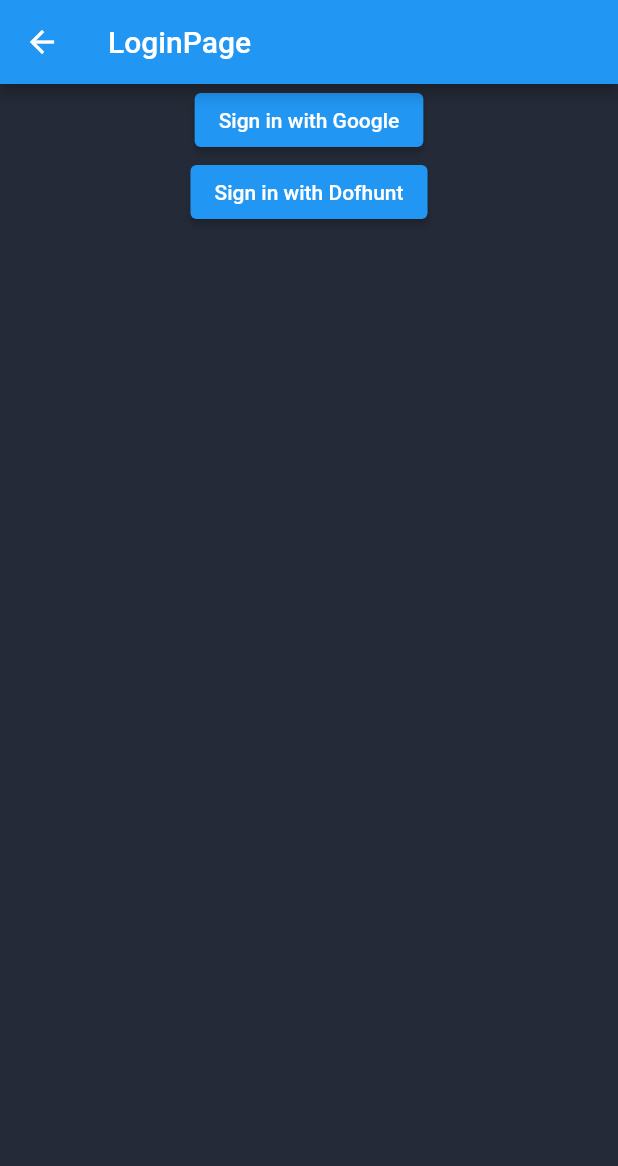
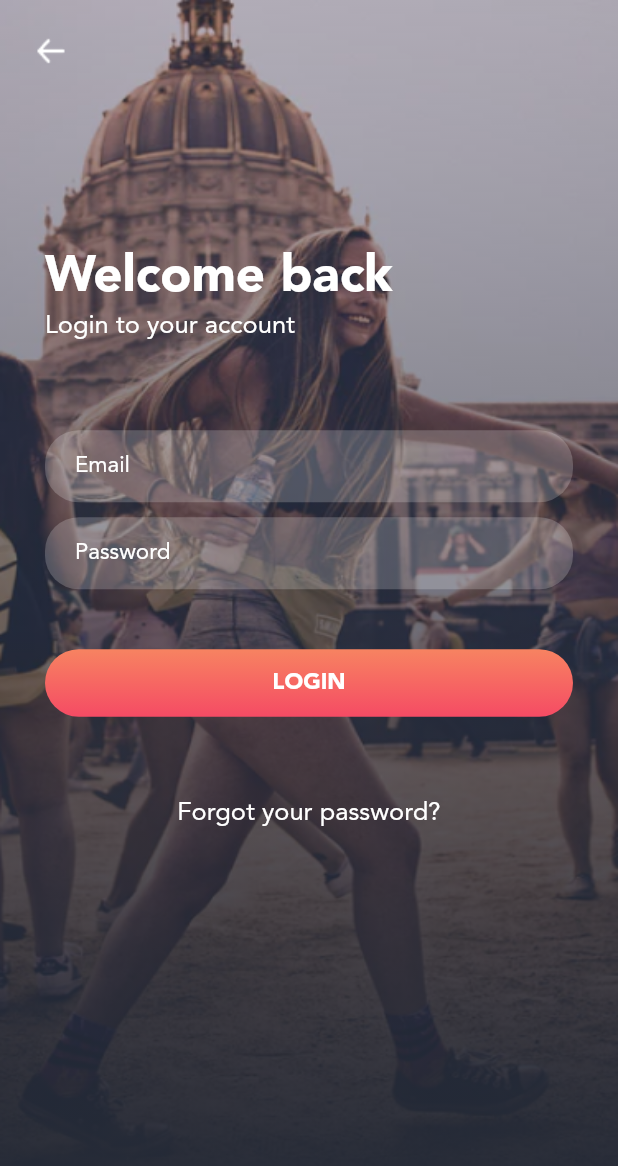
Before and after one commit to tuconghieu1998/new_feeds, a Flutter app: the screen it shows after launch, after a tap on "Forgot Password", on a phone screen of 412 x 824 dp. Shown: the top 1166 px of the screen. Run offline on Flutter 3.47's test engine with Material 2 defaults, Android fonts, the phone set to English and light mode, and no system bars; our stand-ins replace dio, firebase_auth, firebase_core, flutter_svg, google_sign_in, image_gallery_saver and 2 more; missing offline and left inert: dart:ffi; accounts and stored records are empty; network calls fail.

Commit message:
login screen

```diff
--- a/lib/all_screens.dart
+++ b/lib/all_screens.dart
@@ -4,6 +4,7 @@ import 'package:flutter/src/widgets/framework.dart';
 import 'package:news_feed/common_widget_screen.dart';
 import 'package:news_feed/modules/authentication/login_page.dart';
 import 'package:news_feed/modules/authentication/pages/login_or_sign_up_page.dart';
+import 'package:news_feed/modules/authentication/pages/login_page.dart';
 import 'package:news_feed/modules/category/pages/donwload_img_page.dart';
 import 'package:news_feed/modules/category/pages/dowload_file_demo.dart';
 import 'package:news_feed/modules/category/pages/list_category.dart';
@@ -70,7 +71,7 @@ class _AllScreensState extends State<AllScreens> {
             ),
             ElevatedButton(
               onPressed: () {
-                Navigator.of(context).pushNamed(LoginPage.routeName);
+                Navigator.of(context).pushNamed(LoginTestPage.routeName);
               },
               child: const Text("Authentication"),
             ),
@@ -84,11 +85,17 @@ class _AllScreensState extends State<AllScreens> {
               onPressed: () {
                 Navigator.of(context).pushNamed(LoginPage.routeName);
               },
+              child: const Text("Login Page"),
+            ),
+            ElevatedButton(
+              onPressed: () {
+                Navigator.of(context).pushNamed(LoginPage.routeName);
+              },
               child: const Text("Forgot Password"),
             ),
             ElevatedButton(
               onPressed: () {
-                Navigator.of(context).pushNamed(LoginPage.routeName);
+                // Navigator.of(context).pushNamed(LoginPage.routeName);
               },
               child: const Text("Create an account"),
             ),
--- a/lib/modules/authentication/login_page.dart
+++ b/lib/modules/authentication/login_page.dart
@@ -6,8 +6,8 @@ import 'package:flutter/src/widgets/framework.dart';
 import 'package:google_sign_in/google_sign_in.dart';
 import 'package:news_feed/constants.dart';
 
-class LoginPage extends StatelessWidget {
-  const LoginPage({super.key});
+class LoginTestPage extends StatelessWidget {
+  const LoginTestPage({super.key});
 
   static const String routeName = "/test_login_page";
 
--- /dev/null
+++ b/lib/modules/authentication/pages/login_page.dart
@@ -0,0 +1,92 @@
+import 'package:flutter/material.dart';
+import 'package:news_feed/common/widgets/stateless/common_text_field.dart';
+import 'package:news_feed/common/widgets/stateless/flex_button.dart';
+
+import '../../../themes/app_colors.dart';
+import '../../../themes/styles_text.dart';
+import '../../../utils/asset_utils.dart';
+import '../../../utils/image_utils.dart';
+
+class LoginPage extends StatefulWidget {
+  const LoginPage({super.key});
+
+  static const String routeName = "/login_page";
+
+  @override
+  State<LoginPage> createState() => _LoginPageState();
+}
+
+class _LoginPageState extends State<LoginPage> {
+  @override
+  Widget build(BuildContext context) {
+    return Scaffold(
+      body: SafeArea(
+        child: Stack(children: [
+          ImageUtils.loadFromAsset(AssetUtils.backgroundImage2,
+              width: double.infinity,
+              height: double.infinity,
+              fit: BoxFit.fill),
+          Positioned.fill(
+              child: Container(
+            decoration: const BoxDecoration(
+                gradient: AppColor.scrimDarkerTop30Bottom100),
+          )),
+          Positioned(
+            top: 20,
+            left: 20,
+            child: GestureDetector(
+              onTap: () {
+                Navigator.of(context).pop();
+              },
+              child: const SizedBox(
+                height: 28,
+                width: 28,
+                child: Center(child: ImageIcon(AssetImage(AssetUtils.icoArrowLeft), color: Colors.white, size: 28,)),
+              ),
+            )
+            ),
+          Positioned(
+            top: MediaQuery.of(context).size.height / 5,
+          left: 0,
+          right: 0,
+            child: Padding(
+              padding: const EdgeInsets.symmetric(horizontal: 30),
+              child: Column(
+                crossAxisAlignment: CrossAxisAlignment.start,
+                children: [
+                  Text(
+                    "Welcome back",
+                    style: AppStylesText.headLine1.copyWith(fontSize: 34),
+                  ),
+                  Text(
+                    "Login to your account",
+                    style: AppStylesText.body15.regular.copyWith(fontSize: 17),
+                  ),
+                  const SizedBox(height: 58,),
+                  const CommonTextField(
+                    placeHolder: "Email",
+                  ),
+                  const SizedBox(height: 10,),
+                  const CommonTextField(
+                    placeHolder: "Password",
+                  ),
+                  const SizedBox(height: 40,),
+                  const FlexButton(
+                    text: "LOGIN",
+                  ),
+                  const SizedBox(height: 53,),
+                  Center(
+                    child: Text(
+                      "Forgot your password?",
+                      style: AppStylesText.body15.regular.copyWith(fontSize: 17),
+                    ),
+                  ),
+                ],
+              ),
+            ),
+          )
+        ]),
+      ),
+    );
+  }
+}
--- a/lib/routes/routes.dart
+++ b/lib/routes/routes.dart
@@ -1,6 +1,6 @@
 import 'package:flutter/material.dart';
 import 'package:news_feed/common_widget_screen.dart';
-import 'package:news_feed/modules/authentication/login_page.dart';
+import 'package:news_feed/modules/authentication/pages/login_page.dart';
 import 'package:news_feed/modules/authentication/pages/login_or_sign_up_page.dart';
 import 'package:news_feed/modules/category/pages/donwload_img_page.dart';
 import 'package:news_feed/modules/category/pages/dowload_file_demo.dart';
--- a/lib/themes/app_colors.dart
+++ b/lib/themes/app_colors.dart
@@ -85,4 +85,12 @@ class AppColor {
       Color.fromRGBO(0, 0, 0, 0.3),
     ],
   );
+  static const Gradient scrimDarkerTop30Bottom100 = LinearGradient(
+    begin: Alignment.topCenter,
+    end: Alignment.bottomCenter,
+    colors: [
+      Color.fromRGBO(36, 42, 55, 0.28),
+      Color.fromRGBO(36, 42, 55, 1),
+    ],
+  );
 }
```
